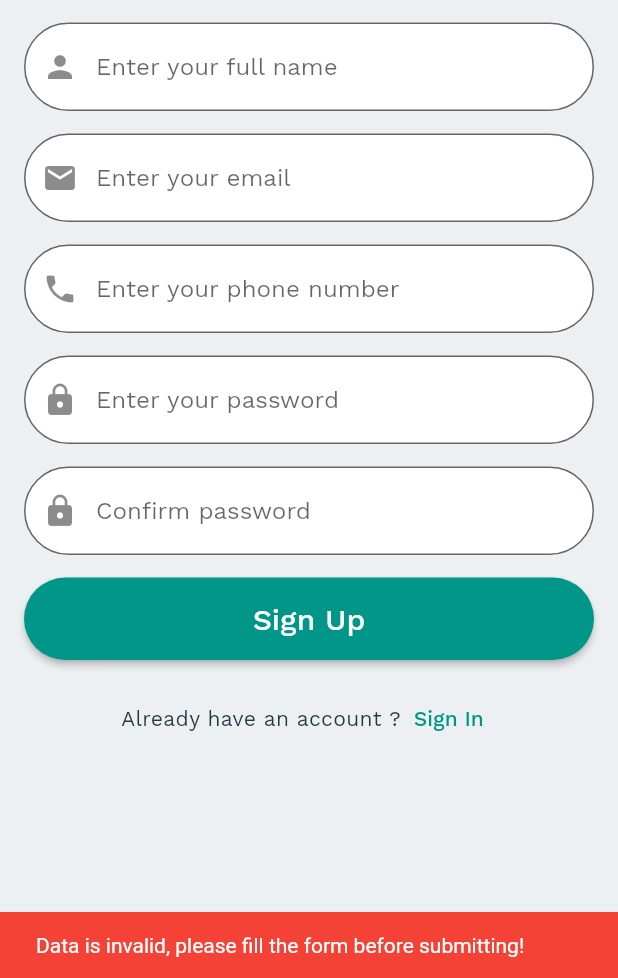
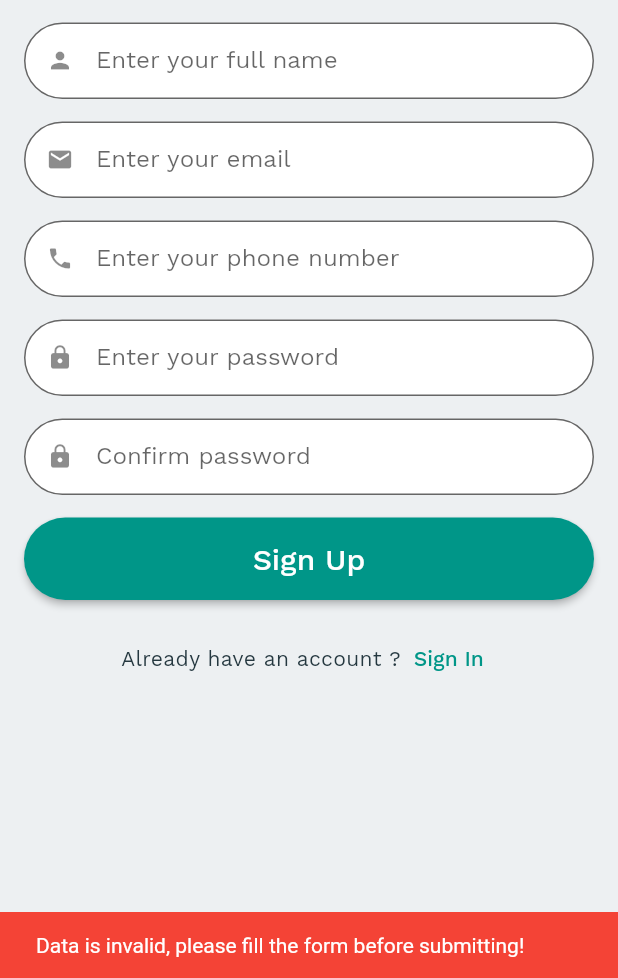
Before and after one commit to idreesbalaumar/alummahbio-mobile, a Flutter app: the SignUpPage screen opened by its route, after a tap on "Sign Up", on a phone screen of 412 x 824 dp, the part 258-1236 px from its top. Run offline on Flutter 3.47's test engine with Material 2 defaults, Android fonts, the light colour scheme and no system bars; our stand-ins replace dio, shared_preferences, states_rebuilder; accounts and stored records are empty.

```diff
--- a/lib/application/models/auth/sign_in_form_model.dart
+++ b/lib/application/models/auth/sign_in_form_model.dart
@@ -38,7 +38,7 @@ class SignInFormModel {
         .hasMatch(email);
   }
 
-  submitSignIn() async {
-    await _authState.signIn(email: this.email, password: this.password);
+  Future<void> submitSignIn() async {
+   return await _authState.signIn(email: this.email, password: this.password);
   }
 }
--- /dev/null
+++ b/lib/application/storage/storage_keys.dart
@@ -0,0 +1,2 @@
+const String TOKEN = 'token';
+const String TOKEN_EXPIRATION = 'token_expiration';
--- a/lib/presentation/auth/sign_up_page.dart
+++ b/lib/presentation/auth/sign_up_page.dart
@@ -2,6 +2,7 @@ import 'package:alummahbio/application/models/auth/sign_up_form_model.dart';
 import 'package:alummahbio/router/route_constants.dart';
 import 'package:alummahbio/values/branding_color.dart';
 import 'package:alummahbio/values/images.dart';
+import 'package:alummahbio/widgets/show_snackbar.dart';
 import 'package:flutter/material.dart';
 import 'package:states_rebuilder/states_rebuilder.dart';
 
@@ -54,7 +55,9 @@ class _SignUpPageState extends State<SignUpPage> {
                             ? signUpFormModel.error.message
                             : null,
                         prefixIcon: Icon(Icons.person),
-                        hintText: "Enter your full name",
+                        // hintText: "Enter your full name",
+                        labelText: 'Enter your full name',
+                        isDense: true,
                         fillColor: Colors.white,
                         filled: true,
                         border: OutlineInputBorder(
@@ -79,7 +82,9 @@ class _SignUpPageState extends State<SignUpPage> {
                             ? signUpFormModel.error.message
                             : null,
                         prefixIcon: Icon(Icons.email),
-                        hintText: "Enter your email",
+                        // hintText: "Enter your email",
+                        labelText: 'Enter your email',
+                        isDense: true,
                         fillColor: Colors.white,
                         filled: true,
                         border: OutlineInputBorder(
@@ -104,7 +109,9 @@ class _SignUpPageState extends State<SignUpPage> {
                             ? signUpFormModel.error.message
                             : null,
                         prefixIcon: Icon(Icons.phone),
-                        hintText: "Enter your phone number",
+                        // hintText: "Enter your phone number",
+                        labelText: 'Enter your phone number',
+                        isDense: true,
                         fillColor: Colors.white,
                         filled: true,
                         border: OutlineInputBorder(
@@ -130,7 +137,9 @@ class _SignUpPageState extends State<SignUpPage> {
                             ? signFormModel.error.message
                             : null,
                         prefixIcon: Icon(Icons.lock),
-                        hintText: "Enter your password",
+                        // hintText: "Enter your password",
+                        labelText: 'Enter your password',
+                        isDense: true,
                         fillColor: Colors.white,
                         filled: true,
                         border: OutlineInputBorder(
@@ -156,8 +165,10 @@ class _SignUpPageState extends State<SignUpPage> {
                             ? signFormModel.error.message
                             : null,
                         prefixIcon: Icon(Icons.lock),
-                        hintText: "Confirm password",
+                        // hintText: "Confirm password",
                         fillColor: Colors.white,
+                        labelText: 'Confirm password',
+                        isDense: true,
                         filled: true,
                         border: OutlineInputBorder(
                             borderRadius: BorderRadius.circular(30)),
@@ -173,14 +184,12 @@ class _SignUpPageState extends State<SignUpPage> {
                     return MaterialButton(
                       onPressed: () {
                         if (!_singletonSignUpFormModel.state.validateData()) {
-                          ScaffoldMessenger.of(context).showSnackBar(
-                            SnackBar(
+                          showSnackbar(
                               key: _key,
-                              backgroundColor: Colors.red,
-                              content: Text(
-                                  'Data is invalid, please fill the form before submitting!'),
-                            ),
-                          );
+                              message:
+                                  'Data is invalid, please fill the form before submitting!',
+                              color: Colors.red,
+                              context: context);
                         } else {
                           _singletonSignUpFormModel.state.submitSignUp();
                         }
@@ -193,7 +202,10 @@ class _SignUpPageState extends State<SignUpPage> {
                       child: Center(
                         child: Text(
                           "Sign Up",
-                          style: TextStyle(color: Colors.white, fontSize: 20,),
+                          style: TextStyle(
+                            color: Colors.white,
+                            fontSize: 20,
+                          ),
                         ),
                       ),
                     );
--- /dev/null
+++ b/lib/widgets/show_snackbar.dart
@@ -0,0 +1,16 @@
+import 'package:alummahbio/values/branding_color.dart';
+import 'package:flutter/material.dart';
+
+showSnackbar(
+    {@required GlobalKey<ScaffoldState> key,
+    @required String message,
+    Color color,
+    BuildContext context}) {
+  ScaffoldMessenger.of(context).showSnackBar(
+    SnackBar(
+      key: key,
+      backgroundColor: color ?? brandingColor,
+      content: Text(message),
+    ),
+  );
+}
--- a/pubspec.yaml
+++ b/pubspec.yaml
@@ -27,6 +27,7 @@ dependencies:
   states_rebuilder: ^4.0.0+1
   shared_preferences: ^2.0.5
   flutter_secure_storage: ^4.1.0
+  modal_bottom_sheet: ^2.0.0
 
 
   # The following adds the Cupertino Icons font to your application.
```
Also changed, not shown: lib/application/classes/errors/common_error.dart (+24 -0 lines), lib/application/repositories/auth_repository.dart (+23 -13 lines), lib/application/storage/localstorage.dart (added, +28 -0 lines), lib/main.dart (+9 -4 lines), lib/presentation/auth/sign_in_page.dart (+38 -13 lines), lib/presentation/home/home_page.dart (+6 -6 lines), pubspec.lock.
